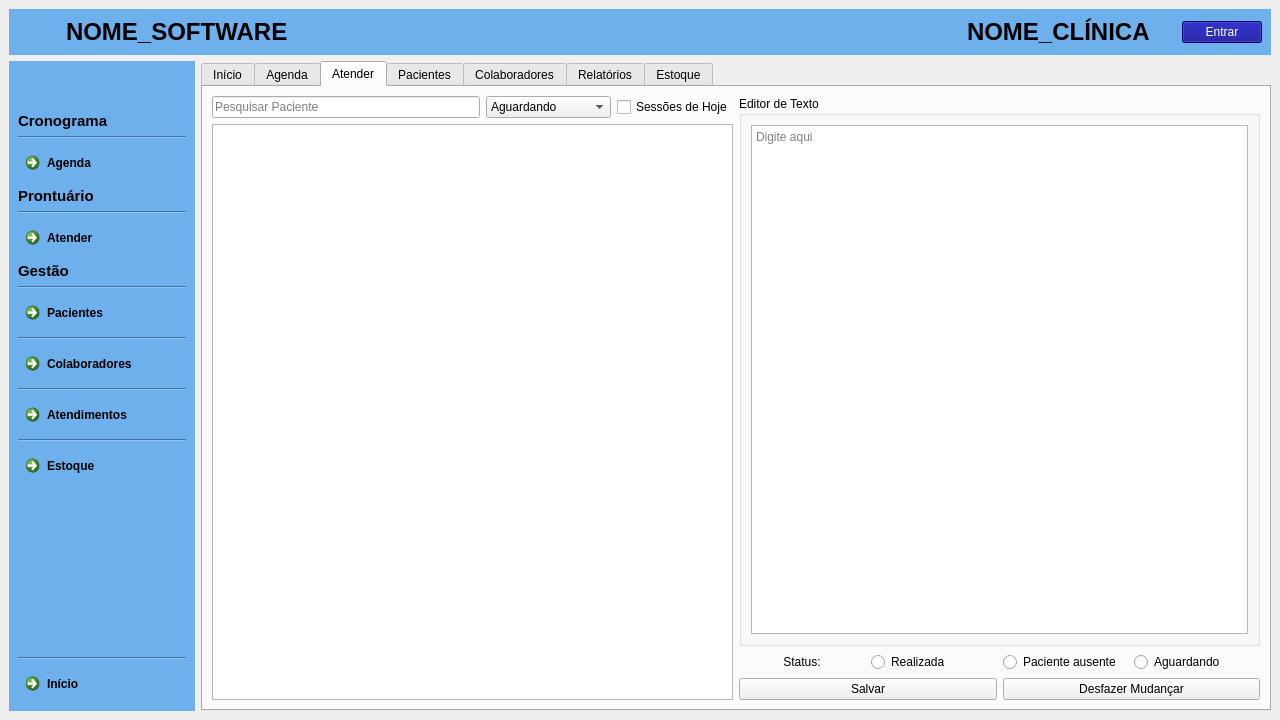
This is clinica_cpp/mainwindow.ui in juander/Projeto_CPP as Qt 5 draws it before an edit. The edited form follows.
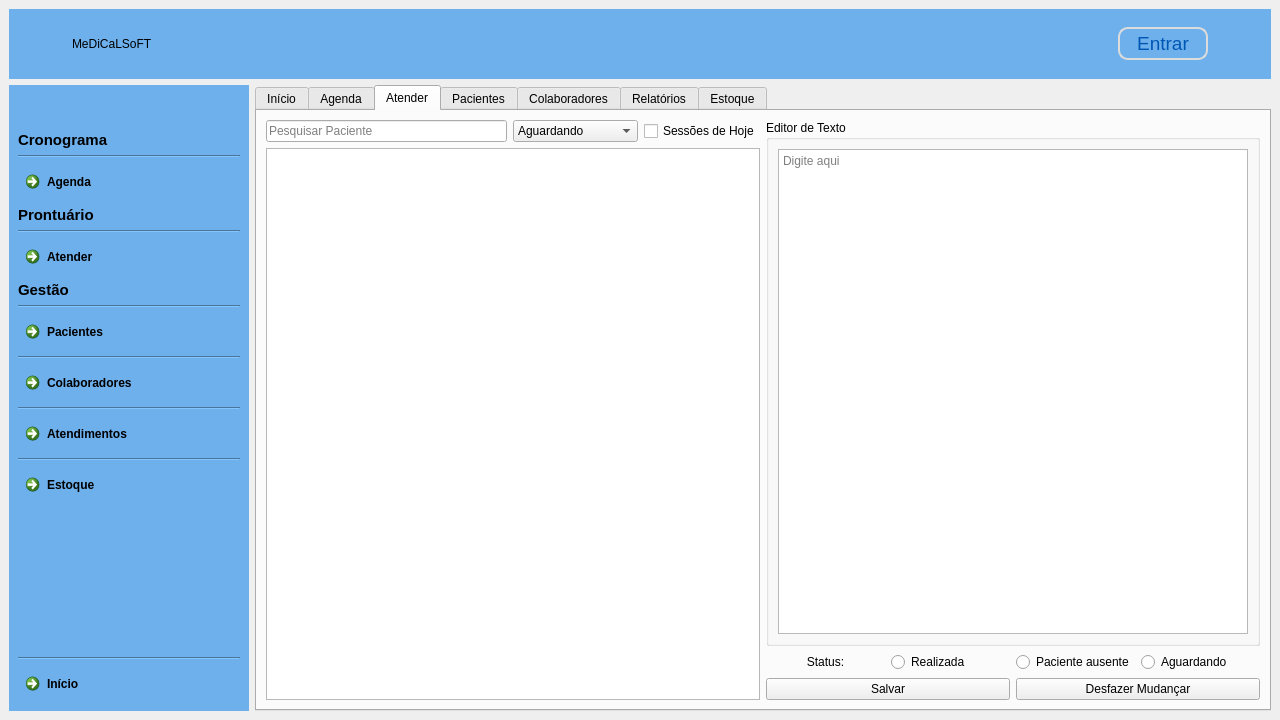
This is the edited form. Icons and pictures are not drawn.

Diff of the .ui file:
```diff
--- a/clinica_cpp/mainwindow.ui
+++ b/clinica_cpp/mainwindow.ui
@@ -37,6 +37,12 @@
         <property name="enabled">
          <bool>true</bool>
         </property>
+        <property name="minimumSize">
+         <size>
+          <width>0</width>
+          <height>70</height>
+         </size>
+        </property>
         <property name="autoFillBackground">
          <bool>false</bool>
         </property>
@@ -69,7 +75,25 @@
             <string notr="true">color: rgb(0, 0, 0);</string>
            </property>
            <property name="text">
-            <string>&lt;html&gt;&lt;head/&gt;&lt;body&gt;&lt;p&gt;&lt;span style=&quot; font-size:18pt; font-weight:700;&quot;&gt;NOME_SOFTWARE&lt;/span&gt;&lt;/p&gt;&lt;/body&gt;&lt;/html&gt;</string>
+            <string>&lt;html&gt;
+&lt;head&gt;
+    &lt;style&gt;
+        @import url('https://fonts.googleapis.com/css2?family=Poppins:wght@700&amp;display=swap');
+
+        .brand-name {
+            font-family: 'Poppins', sans-serif;
+            font-size: 24pt;
+            font-weight: bold;
+            color: #0056B3; /* Azul mais escuro */
+            letter-spacing: 2px;
+            text-transform: uppercase;
+        }
+    &lt;/style&gt;
+&lt;/head&gt;
+&lt;body&gt;
+    &lt;p class=&quot;brand-name&quot;&gt;MeDiCaLSoFT&lt;/p&gt;
+&lt;/body&gt;
+&lt;/html&gt;</string>
            </property>
           </widget>
          </item>
@@ -242,6 +266,45 @@
            </property>
           </spacer>
          </item>
+         <item>
+          <spacer name="horizontalSpacer_25">
+           <property name="orientation">
+            <enum>Qt::Orientation::Horizontal</enum>
+           </property>
+           <property name="sizeHint" stdset="0">
+            <size>
+             <width>40</width>
+             <height>20</height>
+            </size>
+           </property>
+          </spacer>
+         </item>
+         <item>
+          <spacer name="horizontalSpacer_26">
+           <property name="orientation">
+            <enum>Qt::Orientation::Horizontal</enum>
+           </property>
+           <property name="sizeHint" stdset="0">
+            <size>
+             <width>40</width>
+             <height>20</height>
+            </size>
+           </property>
+          </spacer>
+         </item>
+         <item>
+          <spacer name="horizontalSpacer_14">
+           <property name="orientation">
+            <enum>Qt::Orientation::Horizontal</enum>
+           </property>
+           <property name="sizeHint" stdset="0">
+            <size>
+             <width>40</width>
+             <height>20</height>
+            </size>
+           </property>
+          </spacer>
+         </item>
          <item>
           <spacer name="horizontalSpacer_24">
            <property name="orientation">
@@ -257,16 +320,26 @@
          </item>
          <item>
           <widget class="QLabel" name="txtClinica">
+           <property name="font">
+            <font>
+             <pointsize>14</pointsize>
+            </font>
+           </property>
            <property name="styleSheet">
             <string notr="true">color: rgb(0, 0, 0);</string>
            </property>
            <property name="text">
-            <string>&lt;html&gt;&lt;head/&gt;&lt;body&gt;&lt;p&gt;&lt;span style=&quot; font-size:18pt; font-weight:700;&quot;&gt;NOME_CLÍNICA&lt;/span&gt;&lt;/p&gt;&lt;/body&gt;&lt;/html&gt;</string>
+            <string>&lt;html&gt;&lt;head/&gt;&lt;body&gt;&lt;p&gt;&lt;br/&gt;&lt;/p&gt;&lt;/body&gt;&lt;/html&gt;</string>
            </property>
           </widget>
          </item>
          <item>
           <widget class="QLabel" name="txtUsuario">
+           <property name="font">
+            <font>
+             <pointsize>14</pointsize>
+            </font>
+           </property>
            <property name="text">
             <string/>
            </property>
@@ -284,15 +357,47 @@
          </item>
          <item>
           <widget class="QPushButton" name="btnEntrar">
+           <property name="sizePolicy">
+            <sizepolicy hsizetype="Expanding" vsizetype="Fixed">
+             <horstretch>0</horstretch>
+             <verstretch>0</verstretch>
+            </sizepolicy>
+           </property>
+           <property name="minimumSize">
+            <size>
+             <width>90</width>
+             <height>33</height>
+            </size>
+           </property>
+           <property name="font">
+            <font>
+             <pointsize>14</pointsize>
+            </font>
+           </property>
            <property name="styleSheet">
-            <string notr="true">background-color: darkblue;
-color: white;</string>
+            <string notr="true">background-color: #6db0ec;
+color: #0056B3;
+border: 2px solid #dcdcdc;
+border-radius: 10px;</string>
            </property>
            <property name="text">
             <string>Entrar</string>
            </property>
           </widget>
          </item>
+         <item>
+          <spacer name="horizontalSpacer_12">
+           <property name="orientation">
+            <enum>Qt::Orientation::Horizontal</enum>
+           </property>
+           <property name="sizeHint" stdset="0">
+            <size>
+             <width>40</width>
+             <height>20</height>
+            </size>
+           </property>
+          </spacer>
+         </item>
         </layout>
        </widget>
       </item>
@@ -303,6 +408,12 @@
           <property name="enabled">
            <bool>true</bool>
           </property>
+          <property name="minimumSize">
+           <size>
+            <width>240</width>
+            <height>0</height>
+           </size>
+          </property>
           <property name="autoFillBackground">
            <bool>false</bool>
           </property>
```
